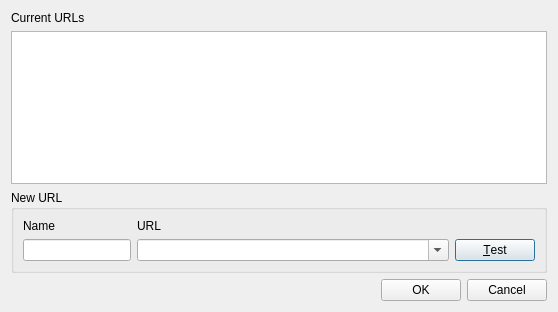
The window that src/SetRemoteUrlDialog.ui (soramimi/Guitar) describes before a commit, drawn with Qt 5.
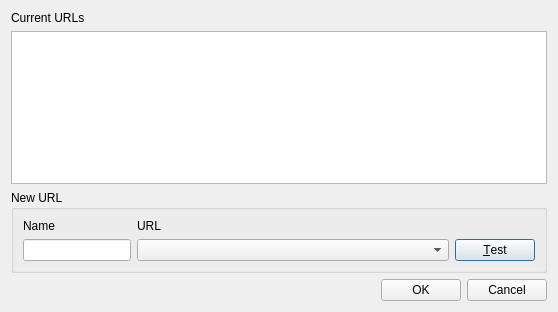
The same window after the commit. Custom widgets are drawn as their Qt base class.

The edit to the form file:
```diff
--- a/src/SetRemoteUrlDialog.ui
+++ b/src/SetRemoteUrlDialog.ui
@@ -55,16 +55,13 @@
        </widget>
       </item>
       <item row="1" column="1">
-       <widget class="RepositoryUrlComboBox" name="comboBox_url">
+       <widget class="RepositoryUrlLineEdit" name="lineEdit_url">
         <property name="sizePolicy">
          <sizepolicy hsizetype="Expanding" vsizetype="Fixed">
           <horstretch>0</horstretch>
           <verstretch>0</verstretch>
          </sizepolicy>
         </property>
-        <property name="editable">
-         <bool>true</bool>
-        </property>
        </widget>
       </item>
       <item row="1" column="2">
@@ -120,9 +117,9 @@
    <header>RemoteRepositoriesTableWidget.h</header>
   </customwidget>
   <customwidget>
-   <class>RepositoryUrlComboBox</class>
+   <class>RepositoryUrlLineEdit</class>
    <extends>QComboBox</extends>
-   <header>RepositoryUrlComboBox.h</header>
+   <header>RepositoryUrlLineEdit.h</header>
   </customwidget>
  </customwidgets>
  <tabstops>
```
